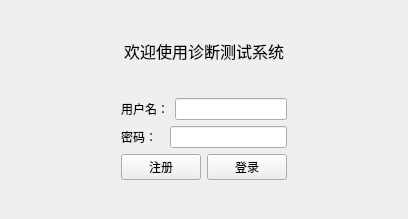
Qt form loginview.ui (Junna223/New-project) before a commit.
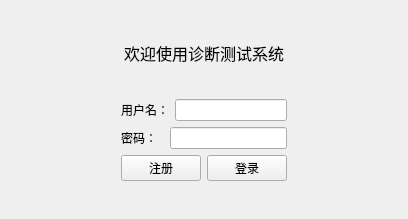
The same form after that commit.

```diff
--- a/loginview.ui
+++ b/loginview.ui
@@ -22,7 +22,7 @@
      <property name="sizeHint" stdset="0">
       <size>
        <width>20</width>
-       <height>21</height>
+       <height>30</height>
       </size>
      </property>
     </spacer>
```
